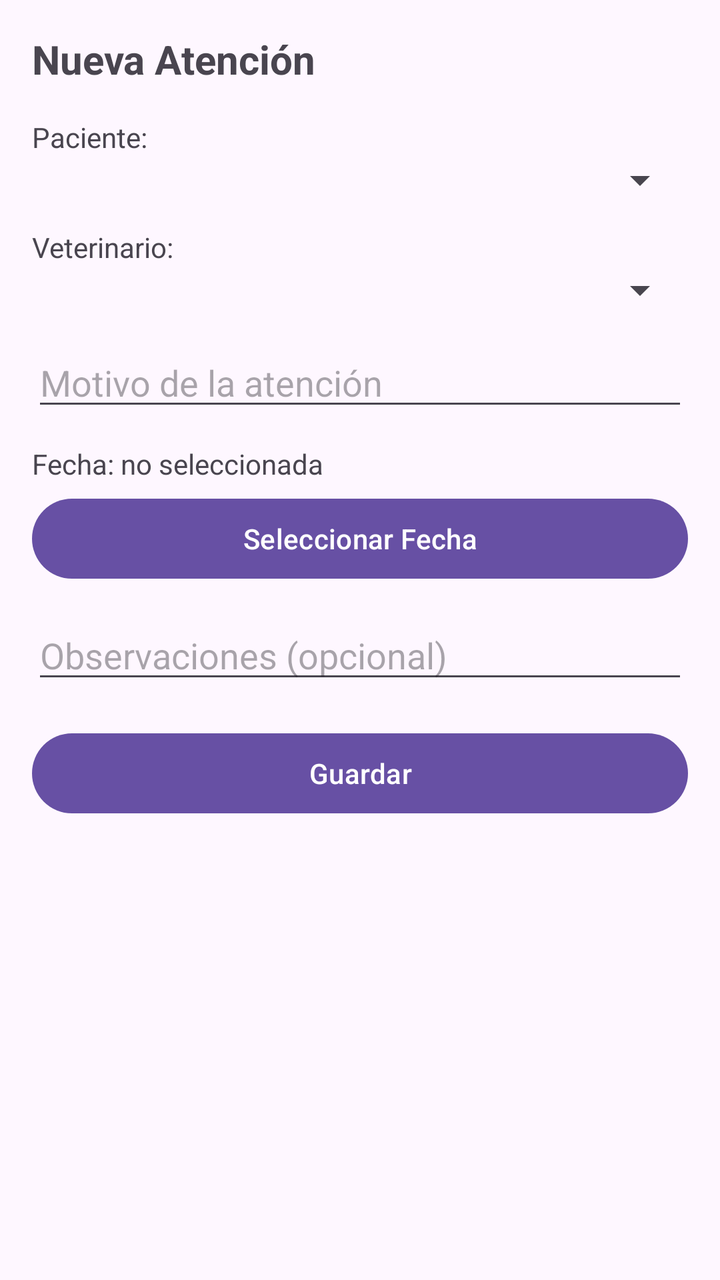
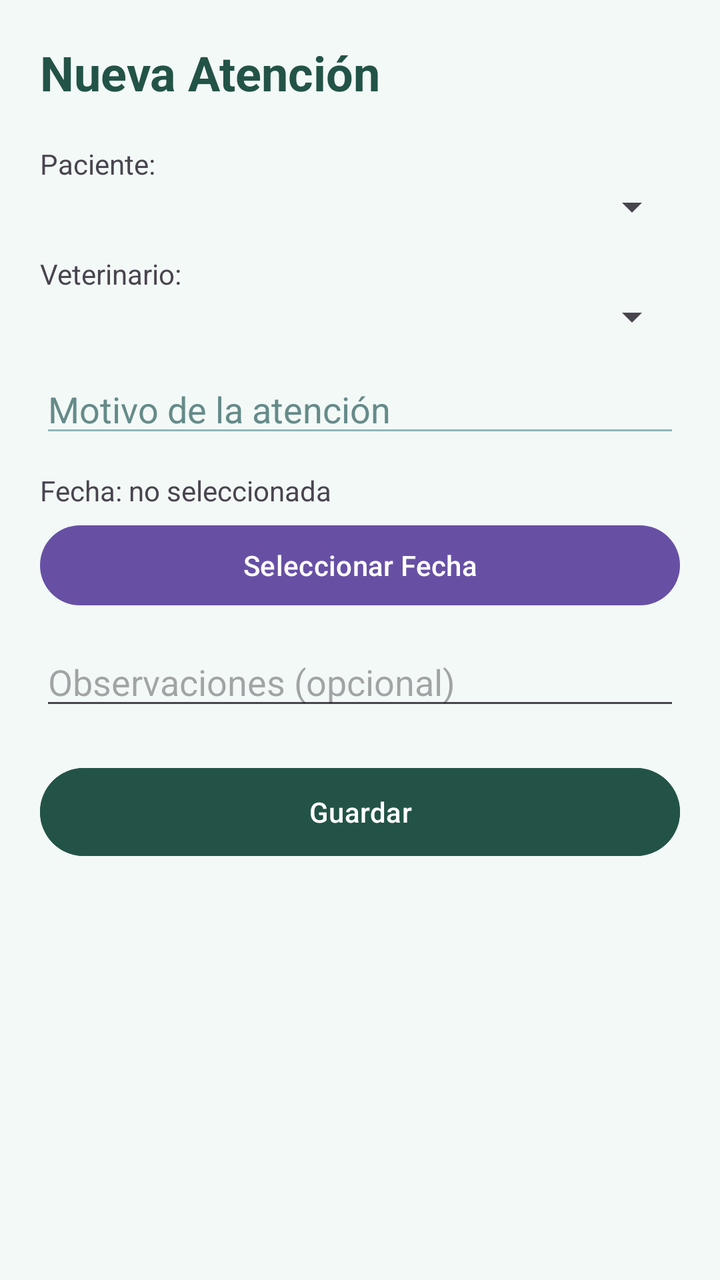

Compare the two renders of this Android layout. The source of the first and the diff that turns it into the second are given below.
<!-- AndroidManifest.xml: application theme Theme.T1 -->
<!-- res/layout/activity_atencion_form.xml -->
<?xml version="1.0" encoding="utf-8"?>
<ScrollView xmlns:android="http://schemas.android.com/apk/res/android"
    android:layout_width="match_parent"
    android:layout_height="match_parent">

    <LinearLayout
        android:layout_width="match_parent"
        android:layout_height="wrap_content"
        android:orientation="vertical"
        android:padding="16dp">

        <TextView
            android:id="@+id/tvTituloForm"
            android:layout_width="wrap_content"
            android:layout_height="wrap_content"
            android:text="Nueva Atención"
            android:textSize="20sp"
            android:textStyle="bold"
            android:layout_marginBottom="16dp"/>

        <TextView
            android:layout_width="wrap_content"
            android:layout_height="wrap_content"
            android:text="Paciente:"/>

        <Spinner
            android:id="@+id/spMascota"
            android:layout_width="match_parent"
            android:layout_height="wrap_content"/>

        <TextView
            android:layout_width="wrap_content"
            android:layout_height="wrap_content"
            android:text="Veterinario:"
            android:layout_marginTop="12dp"/>

        <Spinner
            android:id="@+id/spVeterinario"
            android:layout_width="match_parent"
            android:layout_height="wrap_content"/>

        <EditText
            android:id="@+id/etMotivo"
            android:layout_width="match_parent"
            android:layout_height="wrap_content"
            android:hint="Motivo de la atención"
            android:layout_marginTop="12dp"/>

        <TextView
            android:id="@+id/tvFechaSeleccionada"
            android:layout_width="match_parent"
            android:layout_height="wrap_content"
            android:text="Fecha: no seleccionada"
            android:layout_marginTop="12dp"/>

        <Button
            android:id="@+id/btnSeleccionarFecha"
            android:layout_width="match_parent"
            android:layout_height="wrap_content"
            android:text="Seleccionar Fecha"
            android:layout_marginTop="4dp"/>

        <EditText
            android:id="@+id/etObservaciones"
            android:layout_width="match_parent"
            android:layout_height="wrap_content"
            android:hint="Observaciones (opcional)"
            android:layout_marginTop="12dp"/>

        <Button
            android:id="@+id/btnGuardar"
            android:layout_width="match_parent"
            android:layout_height="wrap_content"
            android:text="Guardar"
            android:layout_marginTop="16dp"/>

    </LinearLayout>
</ScrollView>
<!-- resources referenced by this layout -->
<resources>
  <style name="Theme.T1" parent="Base.Theme.T1" />
  <style name="Base.Theme.T1" parent="Theme.Material3.DayNight.NoActionBar">
          
          
      </style>
</resources>

<!-- the commit's change to res/layout/activity_atencion_form.xml (unified diff, before → after) -->
@@ -1,22 +1,24 @@
 <?xml version="1.0" encoding="utf-8"?>
 <ScrollView xmlns:android="http://schemas.android.com/apk/res/android"
     android:layout_width="match_parent"
-    android:layout_height="match_parent">
+    android:layout_height="match_parent"
+    android:background="#F3F9F7">
 
     <LinearLayout
         android:layout_width="match_parent"
         android:layout_height="wrap_content"
         android:orientation="vertical"
-        android:padding="16dp">
+        android:padding="20dp">
 
         <TextView
             android:id="@+id/tvTituloForm"
             android:layout_width="wrap_content"
             android:layout_height="wrap_content"
             android:text="Nueva Atención"
-            android:textSize="20sp"
+            android:textSize="24sp"
             android:textStyle="bold"
-            android:layout_marginBottom="16dp"/>
+            android:textColor="#235347"
+            android:layout_marginBottom="20dp"/>
 
         <TextView
             android:layout_width="wrap_content"
@@ -44,7 +46,10 @@
             android:layout_width="match_parent"
             android:layout_height="wrap_content"
             android:hint="Motivo de la atención"
-            android:layout_marginTop="12dp"/>
+            android:layout_marginTop="12dp"
+            android:backgroundTint="#8EB6B9"
+            android:textColor="#235347"
+            android:textColorHint="#658B89"/>
 
         <TextView
             android:id="@+id/tvFechaSeleccionada"
@@ -72,7 +77,10 @@
             android:layout_width="match_parent"
             android:layout_height="wrap_content"
             android:text="Guardar"
-            android:layout_marginTop="16dp"/>
+            android:layout_marginTop="20dp"
+            android:backgroundTint="#235347"
+            android:textColor="#FFFFFF"
+            android:minHeight="52dp"/>
 
     </LinearLayout>
 </ScrollView>
